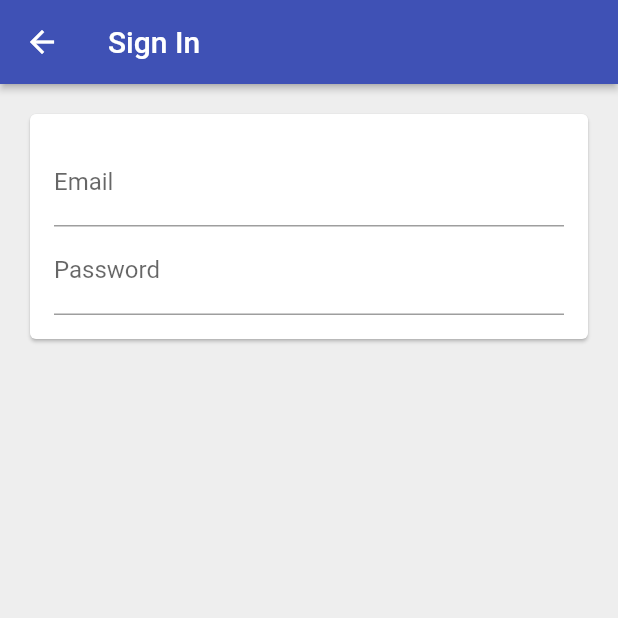
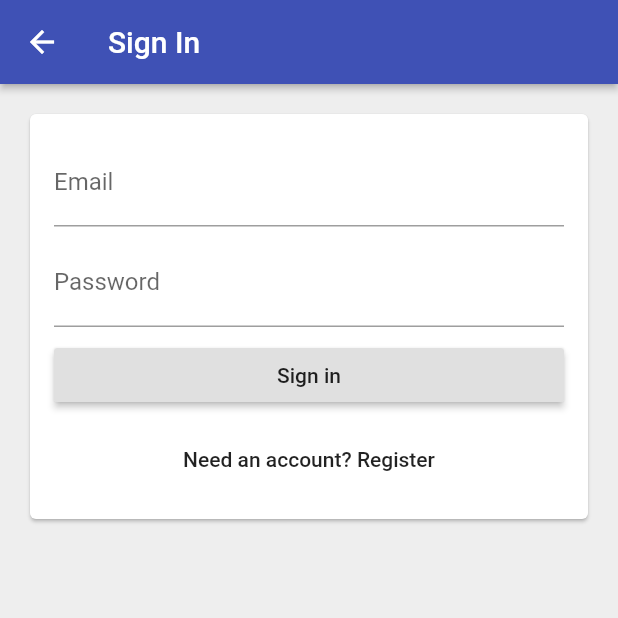
Before and after one commit to Feelthewind/timer-tracker, a Flutter app: the EmailSignInPage screen opened directly, on a phone screen of 412 x 824 dp, the top half of it. Run offline on Flutter 3.47's test engine with Material 2 defaults, Android fonts, the phone set to English and light mode, and no system bars; our stand-ins replace firebase_auth, google_sign_in; accounts and stored records are empty.

Commit message:
Adding the submit buttons

```diff
--- a/lib/app/sign_in/email_sign_in_form.dart
+++ b/lib/app/sign_in/email_sign_in_form.dart
@@ -7,6 +7,7 @@ class EmailSignInForm extends StatelessWidget {
       padding: const EdgeInsets.all(16.0),
       child: Column(
         mainAxisSize: MainAxisSize.min,
+        crossAxisAlignment: CrossAxisAlignment.stretch,
         children: _buildChildren(),
       ),
     );
@@ -20,12 +21,23 @@ class EmailSignInForm extends StatelessWidget {
           hintText: 'test@test.com',
         ),
       ),
+      SizedBox(height: 8.0),
       TextField(
         decoration: InputDecoration(
           labelText: 'Password',
         ),
         obscureText: true,
       ),
+      SizedBox(height: 8.0),
+      RaisedButton(
+        child: Text('Sign in'),
+        onPressed: () {},
+      ),
+      SizedBox(height: 8.0),
+      FlatButton(
+        child: Text('Need an account? Register'),
+        onPressed: () {},
+      ),
     ];
   }
 }
```
